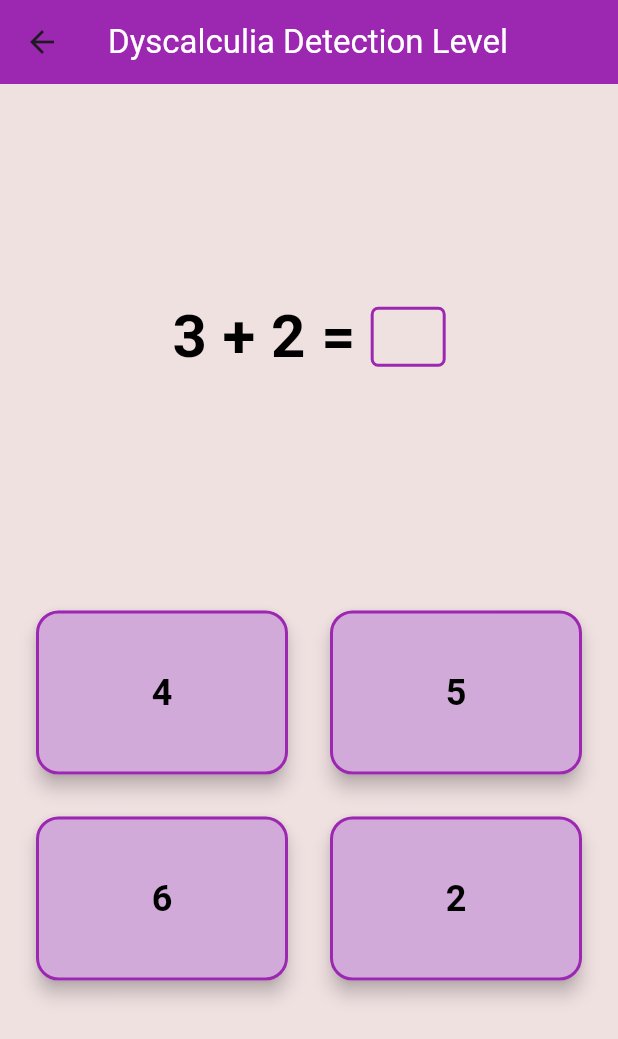
After one commit to MinahilNaseer/DREAM, a Flutter app: the MainMenu screen opened by its route, after a tap on "Detect Dyscalculia:", on a phone screen of 412 x 824 dp. The commit adds this screen. Shown: the top 1039 px of the screen. Run offline on Flutter 3.47's test engine with Material 3 defaults, Android fonts, the phone set to English and light mode, and no system bars.

Commit message:
dyscalculia initial design

```diff
--- a/lib/main.dart
+++ b/lib/main.dart
@@ -2,6 +2,7 @@ import 'package:dream/screens/initialpage.dart';
 import 'package:dream/screens/mainmenu.dart';
 import 'package:dream/screens/profilepage.dart';
 import 'package:flutter/material.dart';
+import 'package:dream/screens/dyscalculia.dart';
 
 void main() {
   runApp(const MyApp());
@@ -25,6 +26,7 @@ class MyApp extends StatelessWidget {
         '/': (context) => const InitialPage(), // Initial Page
         '/mainmenu': (context) => const MainMenu(), // Main Menu
         '/profile': (context) => const ProfilePage(), // Profile Page
+        '/dyscalculia':(context)=>DyscalculiaLevel()
       },
     );
   }
--- /dev/null
+++ b/lib/screens/dyscalculia.dart
@@ -0,0 +1,148 @@
+import 'package:flutter/material.dart';
+
+class DyscalculiaLevel extends StatefulWidget {
+  @override
+  _DyscalculiaLevelState createState() => _DyscalculiaLevelState();
+}
+
+class _DyscalculiaLevelState extends State<DyscalculiaLevel> {
+  int currentQuestionIndex = 0;
+
+  // Basic addition and subtraction questions
+  List<String> questions = [
+    "3 + 2 =",
+    "5 - 1 =",
+    "4 + 6 =",
+    "10 - 7 =",
+    "8 + 1 =",
+  ];
+
+  List<List<String>> options = [
+    ["4", "5", "6","2"],
+    ["4", "3", "5",'2'],
+    ["9", "10", "8","6"],
+    ["3", "2", "4","6"],
+    ["9", "10", "7","6"],
+  ];
+
+  void _nextQuestion() {
+    setState(() {
+      if (currentQuestionIndex < questions.length - 1) {
+        currentQuestionIndex++;
+      } else {
+        currentQuestionIndex = 0; // Reset or navigate to the next level/screen
+      }
+    });
+  }
+
+  @override
+  Widget build(BuildContext context) {
+    return Scaffold(
+      appBar: AppBar(
+        title: Text(
+          'Dyscalculia Detection Level',
+          style: TextStyle(color: Colors.white),
+        ),
+        backgroundColor: Colors.purple, // Softer blue shade for header
+      ),
+      body: Padding(
+        padding: const EdgeInsets.symmetric(horizontal: 20.0, vertical: 40.0),
+        child: Column(
+          mainAxisAlignment: MainAxisAlignment.start, // Align to start
+          children: [
+            SizedBox(height: 100), // Add space at the top
+            // Display question directly with an empty box after '='
+            Row(
+              mainAxisAlignment: MainAxisAlignment.center,
+              children: [
+                Text(
+                  questions[currentQuestionIndex],
+                  textAlign: TextAlign.center, // Center align question text
+                  style: TextStyle(
+                    fontSize: 40, // Larger font size for visibility
+                    fontWeight: FontWeight.bold,
+                    color: Colors.black, // Dark color for better readability
+                  ),
+                ),
+                SizedBox(width: 10), // Space between '=' and the box
+                Container(
+                  width: 50, // Width of the empty box
+                  height: 40, // Height of the empty box
+                  decoration: BoxDecoration(
+                    border: Border.all(color: Colors.purple, width: 2), // Border for the box
+                    borderRadius: BorderRadius.circular(5), // Rounded corners
+                  ),
+                ),
+              ],
+            ),
+            SizedBox(height:150), // Space between question and options
+            // Options section as cards
+            Expanded( // Allow options to take the remaining space
+              child: Column(
+                mainAxisAlignment: MainAxisAlignment.start, // Align options to the start
+                children: [
+                  GridView.builder(
+                    gridDelegate: SliverGridDelegateWithFixedCrossAxisCount(
+                      crossAxisCount: 2, // Two options per row
+                      childAspectRatio: 1.5, // Adjust aspect ratio for better layout
+                      crossAxisSpacing: 20, // Spacing between columns
+                      mainAxisSpacing: 20, // Spacing between rows
+                    ),
+                    shrinkWrap: true, // Prevent overflow
+                    physics: NeverScrollableScrollPhysics(), // Disable scrolling
+                    itemCount: options[currentQuestionIndex].length,
+                    itemBuilder: (context, index) {
+                      return CardOption(
+                        text: options[currentQuestionIndex][index],
+                        onTap: () {
+                          _nextQuestion();
+                        },
+                      );
+                    },
+                  ),
+                ],
+              ),
+            ),
+          ],
+        ),
+      ),
+    );
+  }
+}
+
+class CardOption extends StatelessWidget {
+  final String text;
+  final VoidCallback onTap;
+
+  const CardOption({required this.text, required this.onTap});
+
+  @override
+  Widget build(BuildContext context) {
+    return GestureDetector(
+      onTap: onTap,
+      child: Card(
+        elevation: 5,
+        shape: RoundedRectangleBorder(
+          side: BorderSide(color: Colors.purple, width: 2), // Purple border
+          borderRadius: BorderRadius.circular(15),
+        ),
+        child: Container(
+          padding: EdgeInsets.all(20),
+          alignment: Alignment.center,
+          decoration: BoxDecoration(
+            color: const Color.fromARGB(255, 210, 170, 218), // Light background for contrast
+            borderRadius: BorderRadius.circular(15),
+          ),
+          child: Text(
+            text,
+            style: TextStyle(
+              fontSize: 24,
+              fontWeight: FontWeight.bold,
+              color: Colors.black,
+            ),
+          ),
+        ),
+      ),
+    );
+  }
+}
--- a/lib/screens/mainmenu.dart
+++ b/lib/screens/mainmenu.dart
@@ -18,7 +18,6 @@ class _MainMenuState extends State<MainMenu> with TickerProviderStateMixin {
   @override
   void initState() {
     super.initState();
-
 
     _controller = AnimationController(
       duration: const Duration(seconds: 10),
@@ -53,23 +52,19 @@ class _MainMenuState extends State<MainMenu> with TickerProviderStateMixin {
       body: SafeArea(
         child: Column(
           children: [
-
             Stack(
               children: [
-
                 Positioned.fill(
                   child: AnimatedBuilder(
                     animation: _controller,
                     builder: (context, child) {
                       return Stack(
                         children: [
-
                           Positioned(
                             left: _controller.value * MediaQuery.of(context).size.width * 0.7,
                             top: 50 + sin(_controller.value * 2 * pi) * 20,
                             child: Icon(Icons.edit, color: Colors.blueAccent.withOpacity(0.2), size: 40),
                           ),
-
                           Positioned(
                             right: _controller.value * MediaQuery.of(context).size.width * 0.5,
                             top: 100 + cos(_controller.value * 2 * pi) * 30,
@@ -113,7 +108,6 @@ class _MainMenuState extends State<MainMenu> with TickerProviderStateMixin {
                                 ),
                               ],
                             ),
-
                             SizedBox(height: 4),
                             Text(
                               "Let's start to detect learning challenges.",
@@ -126,7 +120,6 @@ class _MainMenuState extends State<MainMenu> with TickerProviderStateMixin {
                         ),
                       ),
                       const SizedBox(height: 36),
-
                       Image.asset(
                         'assets/icons/icon_app.png',
                         height: 140,
@@ -138,7 +131,6 @@ class _MainMenuState extends State<MainMenu> with TickerProviderStateMixin {
                 ),
               ],
             ),
-
             Expanded(
               child: Padding(
                 padding: const EdgeInsets.all(8.0),
@@ -161,10 +153,10 @@ class _MainMenuState extends State<MainMenu> with TickerProviderStateMixin {
                       ),
                     ],
                   ),
-                  child: const SingleChildScrollView(
+                  child: SingleChildScrollView(
                     child: Column(
                       children: [
-                        Text(
+                        const Text(
                           "Main Menu",
                           style: TextStyle(
                             fontSize: 20,
@@ -172,32 +164,49 @@ class _MainMenuState extends State<MainMenu> with TickerProviderStateMixin {
                             color: Color(0xFF0D47A1),
                           ),
                         ),
-                        SizedBox(height: 30),
+                        const SizedBox(height: 30),
 
-                        LevelCard(
+                        GestureDetector(
+                          onTap: () {
+                            Navigator.pushNamed(context, '/dyscalculia'); // Navigate to Dyscalculia level
+                          },
+                          child: LevelCard(
                             level: "Level 1",
                             title: "Detect Dyscalculia: ",
                             subtitle: "Math Skill Challenges",
                             imageUrl: "assets/images/math-problem.png",
                             gradientColors: [Colors.pinkAccent, Colors.orangeAccent],
                           ),
-                        SizedBox(height: 30),
+                        ),
+                        const SizedBox(height: 30),
 
-                        LevelCard(
+                        GestureDetector(
+                          onTap: () {
+                            // Navigate to Dysgraphia level
+                            Navigator.pushNamed(context, '/dysgraphia');
+                          },
+                          child: LevelCard(
                             level: "Level 2",
                             title: "Detect Dysgraphia: ",
                             subtitle: "Writing Assessment",
                             imageUrl: "assets/images/writing-girl.png",
                             gradientColors: [Colors.blueAccent, Colors.cyanAccent],
                           ),
-                        SizedBox(height: 30),
+                        ),
+                        const SizedBox(height: 30),
 
-                        LevelCard(
+                        GestureDetector(
+                          onTap: () {
+                            // Navigate to Dyslexia level
+                            Navigator.pushNamed(context, '/dyslexia');
+                          },
+                          child: LevelCard(
                             level: "Level 3",
                             title: "Dyslexia Detection: ",
                             subtitle: "Interactive Game",
                             imageUrl: "assets/images/kids-playing-game.png",
                             gradientColors: [Colors.purpleAccent, Colors.deepPurpleAccent],
+                          ),
                         ),
                       ],
                     ),
```
Lines whose indentation alone changed are shown as unchanged.
